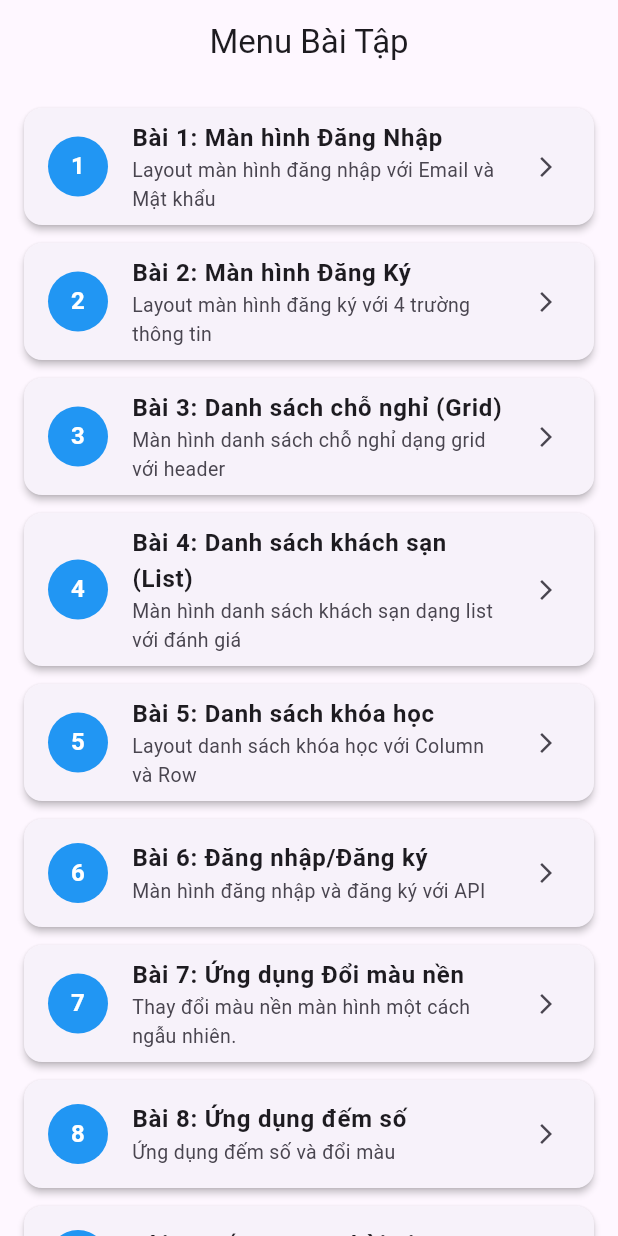
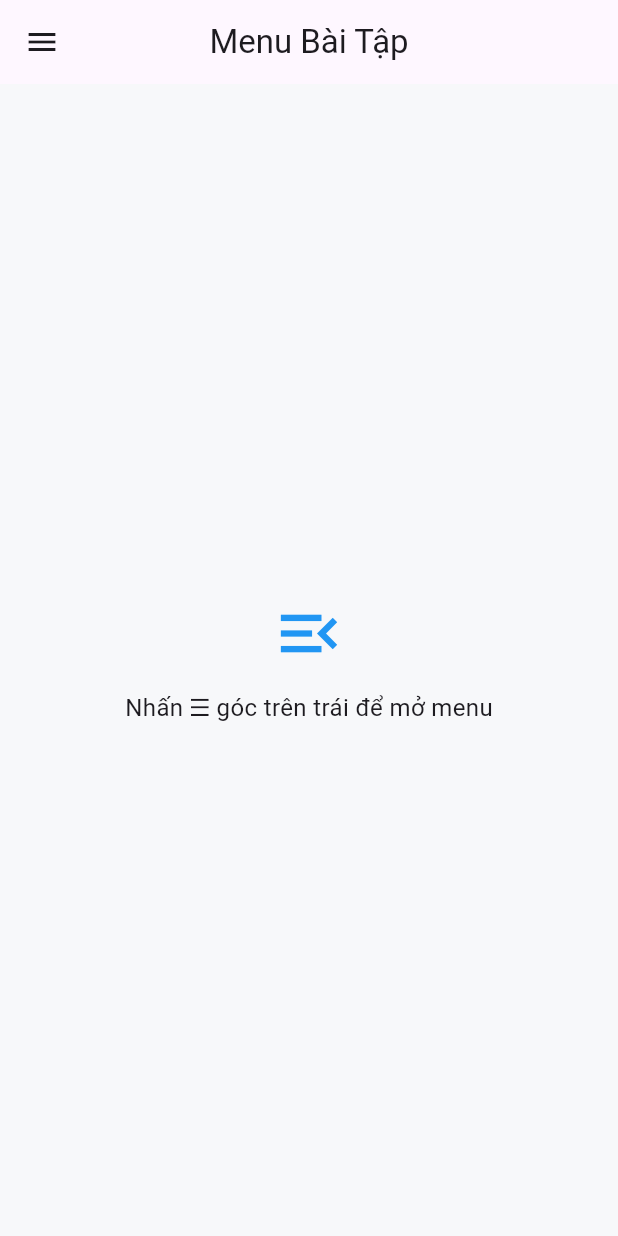
Before and after one commit to phamvanthach-git/flutter, a Flutter app: the screen it shows after launch, on a phone screen of 412 x 824 dp. Run offline on Flutter 3.47's test engine with Material 3 defaults, Android fonts, the phone set to English and light mode, and no system bars; our stand-ins replace dio.

Commit message:
Refactor menu_screen layout and drawer functionality

```diff
--- a/lib/menu_screen.dart
+++ b/lib/menu_screen.dart
@@ -130,58 +130,82 @@ class MenuScreen extends StatelessWidget {
   @override
 Widget build(BuildContext context) {
   return Scaffold(
+    backgroundColor: const Color(0xFFF7F8FA),
+
+    // APPBAR CÓ NÚT ☰
     appBar: AppBar(
       title: const Text('Menu Bài Tập'),
       centerTitle: true,
     ),
-      body: ListView.builder(
-        padding: const EdgeInsets.all(16.0),
-        itemCount: exercises.length,
-        itemBuilder: (context, index) {
-          final exercise = exercises[index];
-          return Card(
-            margin: const EdgeInsets.only(bottom: 12.0),
-            elevation: 2.0,
-            child: ListTile(
+
+    // 👉 MENU TRƯỢT Ở ĐÂY
+    drawer: Drawer(
+      child: ListView(
+        padding: EdgeInsets.zero,
+        children: [
+          const DrawerHeader(
+            decoration: BoxDecoration(color: Colors.blue),
+            child: Align(
+              alignment: Alignment.bottomLeft,
+              child: Text(
+                'Danh sách bài tập',
+                style: TextStyle(
+                  color: Colors.white,
+                  fontSize: 20,
+                ),
+              ),
+            ),
+          ),
+
+          // 👇 ĐƯA DANH SÁCH BÀI TẬP VÀO DRAWER
+          ...exercises.map((exercise) {
+            return ListTile(
               leading: CircleAvatar(
                 backgroundColor: Colors.blue,
                 child: Text(
                   '${exercise['id']}',
-                  style: const TextStyle(
-                    color: Colors.white,
-                    fontWeight: FontWeight.bold,
+                  style: const TextStyle(color: Colors.white),
                 ),
               ),
+              title: Text(exercise['title']),
+              subtitle: Text(
+                exercise['description'],
+                style: const TextStyle(fontSize: 12),
               ),
-              title: Text(
-                exercise['title'] as String,
-                style: const TextStyle(
-                  fontWeight: FontWeight.bold,
-                  fontSize: 16.0,
-                ),
-              ),
-              subtitle: Text(
-                exercise['description'] as String,
-                style: const TextStyle(fontSize: 13.0),
-              ),
-              trailing: const Icon(Icons.arrow_forward_ios, size: 16.0),
+              trailing: const Icon(Icons.arrow_forward_ios, size: 14),
               onTap: () {
-                // Chuyển đến màn hình bài tập tương ứng
+                Navigator.pop(context); // đóng drawer
                 Navigator.push(
                   context,
                   MaterialPageRoute(
-                    builder: (context) => ScreenWrapper(
-                      // Lỗi 3 đã được sửa bằng cách thêm required 'title' và 'child' vào ScreenWrapper
-                      title: exercise['title'] as String,
-                      child: exercise['screen'] as Widget,
+                    builder: (_) => ScreenWrapper(
+                      title: exercise['title'],
+                      child: exercise['screen'],
                     ),
                   ),
                 );
               },
+            );
+          }).toList(), // ⚠️ BẮT BUỘC CÓ
+        ],
       ),
-          );
-        },
+    ),
+
+    // BODY CHỈ ĐỂ HƯỚNG DẪN
+    body: Center(
+      child: Column(
+        mainAxisSize: MainAxisSize.min,
+        children: const [
+          Icon(Icons.menu_open, size: 50, color: Colors.blue),
+          SizedBox(height: 12),
+          Text(
+            'Nhấn ☰ góc trên trái để mở menu',
+            style: TextStyle(fontSize: 16),
+          ),
+        ],
+      ),
     ),
   );
 }
+
 }
```
Lines whose indentation alone changed are shown as unchanged.
